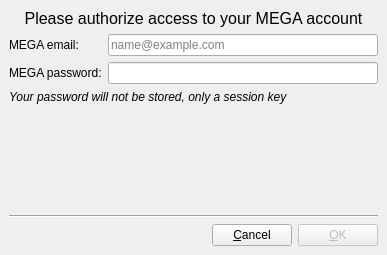
Above: ui/syncconfigdialog.ui from giowck/symphytum before the change. Below: the same form after it.
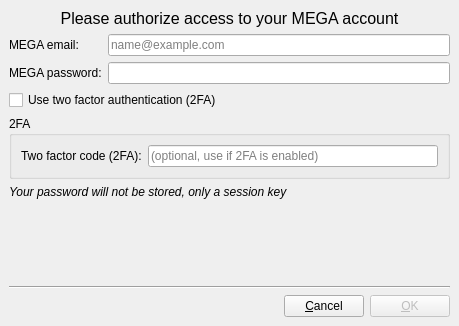
That is the form after the change. The open tabs and pages were chosen to show the change.

Commit message: MEGA sync driver upgrade to Megacmd 1.0.0 and 2FA support (#77)

Patch:
```diff
--- a/ui/syncconfigdialog.ui
+++ b/ui/syncconfigdialog.ui
@@ -9,8 +9,8 @@
    <rect>
     <x>0</x>
     <y>0</y>
-    <width>387</width>
-    <height>255</height>
+    <width>459</width>
+    <height>326</height>
    </rect>
   </property>
   <property name="windowTitle">
@@ -440,6 +440,39 @@
          </item>
         </layout>
        </item>
+       <item>
+        <widget class="QCheckBox" name="checkBox">
+         <property name="toolTip">
+          <string>Enable this if your MEGA account is protected by 2FA. &lt;br /&gt; If you don't know what this is then your account is probably not using 2FA.</string>
+         </property>
+         <property name="text">
+          <string>Use two factor authentication (2FA)</string>
+         </property>
+        </widget>
+       </item>
+       <item>
+        <widget class="QGroupBox" name="mega2FAGroupBox">
+         <property name="title">
+          <string>2FA</string>
+         </property>
+         <layout class="QHBoxLayout" name="horizontalLayout_8">
+          <item>
+           <widget class="QLabel" name="label_3">
+            <property name="text">
+             <string>Two factor code (2FA):</string>
+            </property>
+           </widget>
+          </item>
+          <item>
+           <widget class="QLineEdit" name="mega2FALineEdit">
+            <property name="placeholderText">
+             <string>(optional, use if 2FA is enabled)</string>
+            </property>
+           </widget>
+          </item>
+         </layout>
+        </widget>
+       </item>
        <item>
         <widget class="QLabel" name="label_7">
          <property name="text">
```
Left out of the diff: 52 changed lines with no effect on the pictures. The commit also changes 5 other files.
